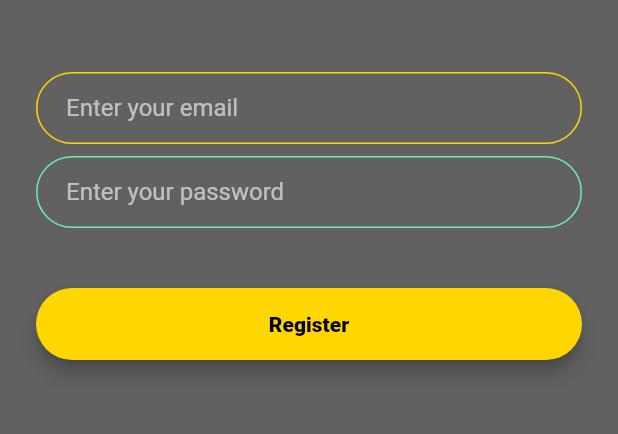
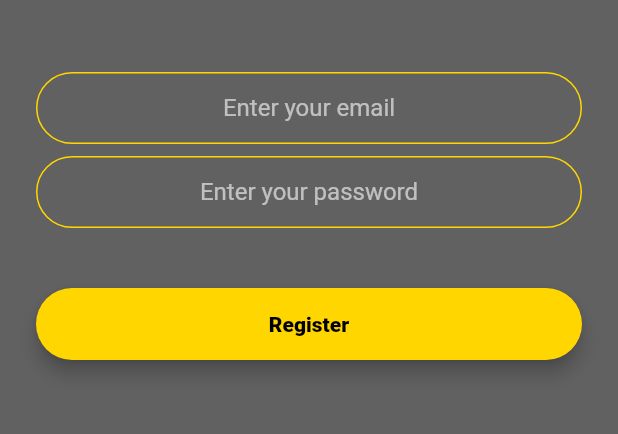
Before and after one commit to AbhishekDoshi26/flashchat, a Flutter app: the RegistrationScreen screen opened by its route, after a tap on "Register", on a phone screen of 412 x 824 dp, the part 576-1010 px from its top. Run offline on Flutter 3.47's test engine with Material 2 defaults, Android fonts, the phone set to English and light mode, and no system bars; our stand-ins replace firebase_auth; accounts and stored records are empty.

```diff
--- a/lib/screens/registration_screen.dart
+++ b/lib/screens/registration_screen.dart
@@ -1,6 +1,8 @@
 import 'package:flashchat/button.dart';
 import 'package:flashchat/constants.dart';
+import 'package:flashchat/screens/chat_screen.dart';
 import 'package:flutter/material.dart';
+import 'package:firebase_auth/firebase_auth.dart';
 
 class RegistrationScreen extends StatefulWidget {
   static String id = 'Registration Screen';
@@ -9,6 +11,9 @@ class RegistrationScreen extends StatefulWidget {
 }
 
 class _RegistrationScreenState extends State<RegistrationScreen> {
+  final _auth = FirebaseAuth.instance;
+  String email;
+  String password;
   @override
   Widget build(BuildContext context) {
     return Scaffold(
@@ -30,8 +35,10 @@ class _RegistrationScreenState extends State<RegistrationScreen> {
               height: 48.0,
             ),
             TextField(
+              textAlign: TextAlign.center,
+              keyboardType: TextInputType.emailAddress,
               onChanged: (value) {
-                //Do something with the user input.
+                email = value;
               },
               decoration: kTextFieldDecoration.copyWith(
                 hintText: 'Enter your email',
@@ -51,11 +58,23 @@ class _RegistrationScreenState extends State<RegistrationScreen> {
               height: 8.0,
             ),
             TextField(
+              obscureText: true,
+              textAlign: TextAlign.center,
               onChanged: (value) {
-                //Do something with the user input.
+                password = value;
               },
               decoration: kTextFieldDecoration.copyWith(
                 hintText: 'Enter your password',
+                enabledBorder: OutlineInputBorder(
+                  borderSide: BorderSide(
+                      color: Colors.yellowAccent.shade700, width: 1.0),
+                  borderRadius: BorderRadius.all(Radius.circular(32.0)),
+                ),
+                focusedBorder: OutlineInputBorder(
+                  borderSide: BorderSide(
+                      color: Colors.yellowAccent.shade700, width: 2.0),
+                  borderRadius: BorderRadius.all(Radius.circular(32.0)),
+                ),
               ),
             ),
             SizedBox(
@@ -64,8 +83,15 @@ class _RegistrationScreenState extends State<RegistrationScreen> {
             Button(
               color: Colors.yellowAccent.shade700,
               title: 'Register',
-              onPressed: () {
-                //Implement registration functionality.
+              onPressed: () async {
+                try {
+                  final newUser = await _auth.createUserWithEmailAndPassword(
+                      email: email, password: password);
+                  if (newUser != null)
+                    Navigator.pushReplacementNamed(context, ChatScreen.id);
+                } catch (e) {
+                  print(e);
+                }
               },
             ),
           ],
```
Also changed, not shown: lib/constants.dart (+9 -1 lines), lib/screens/chat_screen.dart (+41 -12 lines), lib/screens/login_screen.dart (+20 -4 lines), pubspec.yaml (+3 -52 lines), pubspec.lock, 2 other files.
